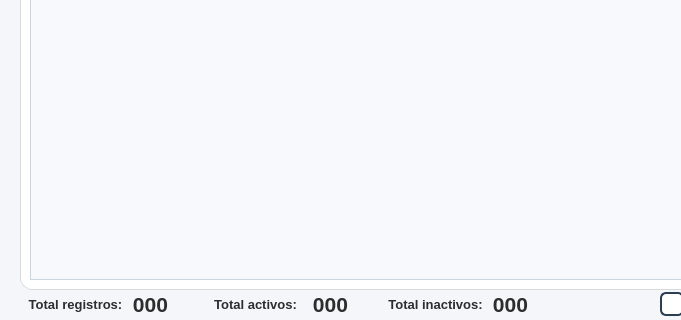
Qt form resources/ui/gestion_empleados_1024x600.ui (Proyecto-Uptjaa/Proyecto_SIRA) before a commit; both pictures show x 0 to 681 and y 191 to 511 of the 841 by 511 pixel window.
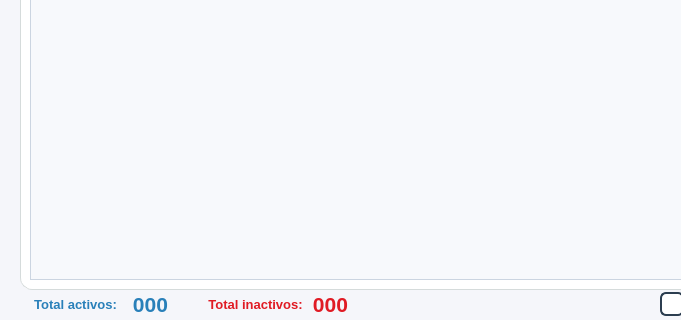
The same form after that commit. Icons and pictures are not drawn.

```diff
--- a/resources/ui/gestion_empleados_1024x600.ui
+++ b/resources/ui/gestion_empleados_1024x600.ui
@@ -766,7 +766,7 @@
   <widget class="QLabel" name="lblActivos_emple">
    <property name="geometry">
     <rect>
-     <x>300</x>
+     <x>120</x>
      <y>480</y>
      <width>61</width>
      <height>31</height>
@@ -780,7 +780,8 @@
     </font>
    </property>
    <property name="styleSheet">
-    <string notr="true">background-color: transparent;</string>
+    <string notr="true">background-color: transparent;
+color: #2980b9;</string>
    </property>
    <property name="text">
     <string>000</string>
@@ -795,7 +796,7 @@
   <widget class="QLabel" name="lblInactivos_emple">
    <property name="geometry">
     <rect>
-     <x>480</x>
+     <x>300</x>
      <y>480</y>
      <width>61</width>
      <height>31</height>
@@ -809,7 +810,8 @@
     </font>
    </property>
    <property name="styleSheet">
-    <string notr="true">background-color: transparent;</string>
+    <string notr="true">background-color: transparent;
+color: rgb(224, 27, 36);</string>
    </property>
    <property name="text">
     <string>000</string>
@@ -824,7 +826,7 @@
   <widget class="QLabel" name="lblTarjeta1_Titulo_9">
    <property name="geometry">
     <rect>
-     <x>200</x>
+     <x>20</x>
      <y>480</y>
      <width>111</width>
      <height>31</height>
@@ -838,7 +840,8 @@
     </font>
    </property>
    <property name="styleSheet">
-    <string notr="true">background-color: transparent;</string>
+    <string notr="true">background-color: transparent;
+color: #2980b9;</string>
    </property>
    <property name="text">
     <string>Total activos:</string>
@@ -853,7 +856,7 @@
   <widget class="QLabel" name="lblTarjeta1_Titulo_10">
    <property name="geometry">
     <rect>
-     <x>380</x>
+     <x>200</x>
      <y>480</y>
      <width>111</width>
      <height>31</height>
@@ -867,7 +870,8 @@
     </font>
    </property>
    <property name="styleSheet">
-    <string notr="true">background-color: transparent;</string>
+    <string notr="true">background-color: transparent;
+color: rgb(224, 27, 36);</string>
    </property>
    <property name="text">
     <string>Total inactivos:</string>
@@ -879,64 +883,6 @@
     <bool>true</bool>
    </property>
   </widget>
-  <widget class="QLabel" name="lblTotalRegistros_emple">
-   <property name="geometry">
-    <rect>
-     <x>120</x>
-     <y>480</y>
-     <width>61</width>
-     <height>31</height>
-    </rect>
-   </property>
-   <property name="font">
-    <font>
-     <family>Segoe UI</family>
-     <pointsize>16</pointsize>
-     <bold>true</bold>
-    </font>
-   </property>
-   <property name="styleSheet">
-    <string notr="true">background-color: transparent;</string>
-   </property>
-   <property name="text">
-    <string>000</string>
-   </property>
-   <property name="alignment">
-    <set>Qt::AlignmentFlag::AlignCenter</set>
-   </property>
-   <property name="wordWrap">
-    <bool>true</bool>
-   </property>
-  </widget>
-  <widget class="QLabel" name="lblTotalRegistros_2">
-   <property name="geometry">
-    <rect>
-     <x>20</x>
-     <y>480</y>
-     <width>111</width>
-     <height>31</height>
-    </rect>
-   </property>
-   <property name="font">
-    <font>
-     <family>Segoe UI</family>
-     <pointsize>10</pointsize>
-     <bold>true</bold>
-    </font>
-   </property>
-   <property name="styleSheet">
-    <string notr="true">background-color: transparent;</string>
-   </property>
-   <property name="text">
-    <string>Total registros:</string>
-   </property>
-   <property name="alignment">
-    <set>Qt::AlignmentFlag::AlignCenter</set>
-   </property>
-   <property name="wordWrap">
-    <bool>true</bool>
-   </property>
-  </widget>
   <widget class="QPushButton" name="btnActualizar_db_emple">
    <property name="geometry">
     <rect>
```
